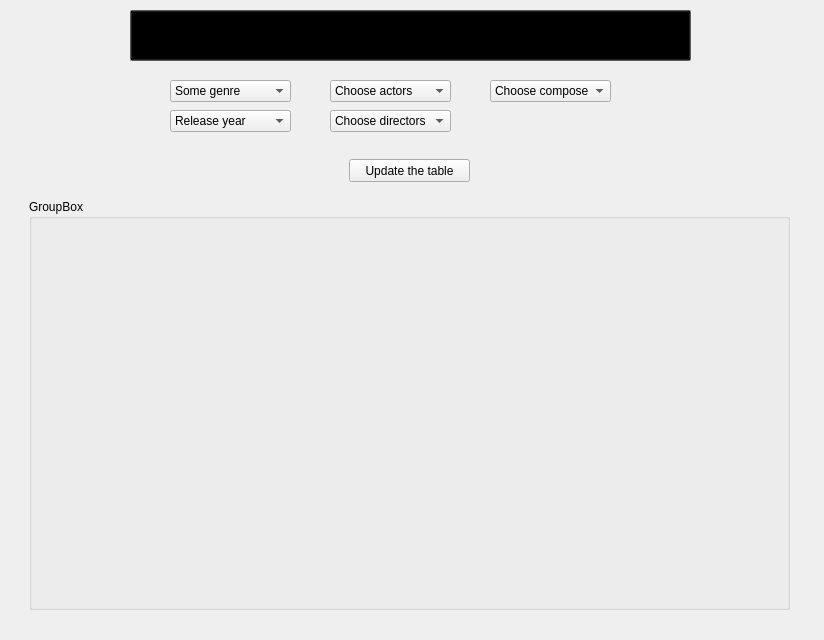
Above: qt/base_window.ui from alexamarki/kinojecture-qt before the change. Below: the same form after it.
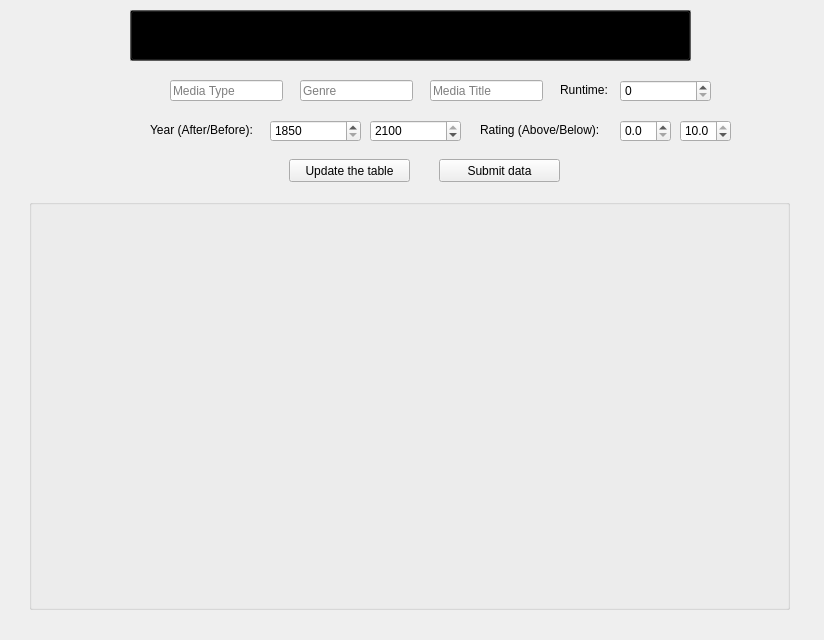
That is the form after the change. The open tabs and pages were chosen to show the change. Custom widgets are drawn as their Qt base class.

```diff
--- a/qt/base_window.ui
+++ b/qt/base_window.ui
@@ -552,106 +552,6 @@
     </widget>
    </widget>
    <widget class="QWidget" name="Movies">
-    <widget class="QComboBox" name="choose_genre">
-     <property name="geometry">
-      <rect>
-       <x>150</x>
-       <y>10</y>
-       <width>121</width>
-       <height>22</height>
-      </rect>
-     </property>
-     <item>
-      <property name="text">
-       <string>Some genre</string>
-      </property>
-     </item>
-     <item>
-      <property name="text">
-       <string>Other genre</string>
-      </property>
-     </item>
-    </widget>
-    <widget class="QComboBox" name="choose_year">
-     <property name="geometry">
-      <rect>
-       <x>150</x>
-       <y>40</y>
-       <width>121</width>
-       <height>22</height>
-      </rect>
-     </property>
-     <item>
-      <property name="text">
-       <string>Release year</string>
-      </property>
-     </item>
-     <item>
-      <property name="text">
-       <string>Year1</string>
-      </property>
-     </item>
-    </widget>
-    <widget class="QComboBox" name="choose_actors">
-     <property name="geometry">
-      <rect>
-       <x>310</x>
-       <y>10</y>
-       <width>121</width>
-       <height>22</height>
-      </rect>
-     </property>
-     <item>
-      <property name="text">
-       <string>Choose actors</string>
-      </property>
-     </item>
-     <item>
-      <property name="text">
-       <string>actor1</string>
-      </property>
-     </item>
-    </widget>
-    <widget class="QComboBox" name="choose_directors">
-     <property name="geometry">
-      <rect>
-       <x>310</x>
-       <y>40</y>
-       <width>121</width>
-       <height>22</height>
-      </rect>
-     </property>
-     <item>
-      <property name="text">
-       <string>Choose directors</string>
-      </property>
-     </item>
-     <item>
-      <property name="text">
-       <string>director1</string>
-      </property>
-     </item>
-    </widget>
-    <widget class="QComboBox" name="choose_composers">
-     <property name="geometry">
-      <rect>
-       <x>470</x>
-       <y>10</y>
-       <width>121</width>
-       <height>22</height>
-      </rect>
-     </property>
-     <item>
-      <property name="text">
-       <string>Choose composers</string>
-      </property>
-     </item>
-     <item>
-      <property name="text">
-       <string>composer1</string>
-      </property>
-     </item>
-    </widget>
     <widget class="QStackedWidget" name="tableMovies">
      <property name="geometry">
       <rect>
@@ -680,7 +580,7 @@
       <widget class="QPushButton" name="update_movies_button">
        <property name="geometry">
         <rect>
-         <x>330</x>
+         <x>270</x>
          <y>10</y>
          <width>121</width>
          <height>23</height>
@@ -700,13 +600,13 @@
         </rect>
        </property>
        <property name="title">
-        <string>GroupBox</string>
+        <string/>
        </property>
        <widget class="QWidget" name="verticalLayoutWidget">
         <property name="geometry">
          <rect>
           <x>0</x>
-          <y>10</y>
+          <y>0</y>
           <width>761</width>
           <height>401</height>
          </rect>
@@ -714,8 +614,191 @@
         <layout class="QVBoxLayout" name="verticalLayout"/>
        </widget>
       </widget>
+      <widget class="QPushButton" name="submit_data_button">
+       <property name="geometry">
+        <rect>
+         <x>420</x>
+         <y>10</y>
+         <width>121</width>
+         <height>23</height>
+        </rect>
+       </property>
+       <property name="text">
+        <string>Submit data</string>
+       </property>
+      </widget>
      </widget>
     </widget>
+    <widget class="QLineEdit" name="choose_media_type">
+     <property name="geometry">
+      <rect>
+       <x>150</x>
+       <y>10</y>
+       <width>113</width>
+       <height>21</height>
+      </rect>
+     </property>
+     <property name="inputMask">
+      <string/>
+     </property>
+     <property name="placeholderText">
+      <string>Media Type</string>
+     </property>
+    </widget>
+    <widget class="QLineEdit" name="choose_genre">
+     <property name="geometry">
+      <rect>
+       <x>280</x>
+       <y>10</y>
+       <width>113</width>
+       <height>21</height>
+      </rect>
+     </property>
+     <property name="placeholderText">
+      <string>Genre</string>
+     </property>
+    </widget>
+    <widget class="QLineEdit" name="choose_title">
+     <property name="geometry">
+      <rect>
+       <x>410</x>
+       <y>10</y>
+       <width>113</width>
+       <height>21</height>
+      </rect>
+     </property>
+     <property name="placeholderText">
+      <string>Media Title</string>
+     </property>
+    </widget>
+    <widget class="QSpinBox" name="choose_year_after">
+     <property name="geometry">
+      <rect>
+       <x>250</x>
+       <y>50</y>
+       <width>91</width>
+       <height>22</height>
+      </rect>
+     </property>
+     <property name="minimum">
+      <number>1850</number>
+     </property>
+     <property name="maximum">
+      <number>2100</number>
+     </property>
+     <property name="value">
+      <number>1850</number>
+     </property>
+    </widget>
+    <widget class="QSpinBox" name="choose_year_before">
+     <property name="geometry">
+      <rect>
+       <x>350</x>
+       <y>50</y>
+       <width>91</width>
+       <height>22</height>
+      </rect>
+     </property>
+     <property name="minimum">
+      <number>1850</number>
+     </property>
+     <property name="maximum">
+      <number>2100</number>
+     </property>
+     <property name="value">
+      <number>2100</number>
+     </property>
+    </widget>
+    <widget class="QSpinBox" name="choose_runtime">
+     <property name="geometry">
+      <rect>
+       <x>600</x>
+       <y>10</y>
+       <width>91</width>
+       <height>22</height>
+      </rect>
+     </property>
+    </widget>
+    <widget class="QDoubleSpinBox" name="choose_rating_above">
+     <property name="geometry">
+      <rect>
+       <x>600</x>
+       <y>50</y>
+       <width>51</width>
+       <height>22</height>
+      </rect>
+     </property>
+     <property name="decimals">
+      <number>1</number>
+     </property>
+     <property name="maximum">
+      <double>10.000000000000000</double>
+     </property>
+     <property name="singleStep">
+      <double>0.100000000000000</double>
+     </property>
+    </widget>
+    <widget class="QLabel" name="label">
+     <property name="geometry">
+      <rect>
+       <x>540</x>
+       <y>10</y>
+       <width>58</width>
+       <height>20</height>
+      </rect>
+     </property>
+     <property name="text">
+      <string>Runtime:</string>
+     </property>
+    </widget>
+    <widget class="QLabel" name="label_2">
+     <property name="geometry">
+      <rect>
+       <x>130</x>
+       <y>50</y>
+       <width>121</width>
+       <height>20</height>
+      </rect>
+     </property>
+     <property name="text">
+      <string>Year (After/Before):</string>
+     </property>
+    </widget>
+    <widget class="QLabel" name="label_3">
+     <property name="geometry">
+      <rect>
+       <x>460</x>
+       <y>50</y>
+       <width>131</width>
+       <height>20</height>
+      </rect>
+     </property>
+     <property name="text">
+      <string>Rating (Above/Below):</string>
+     </property>
+    </widget>
+    <widget class="QDoubleSpinBox" name="choose_rating_below">
+     <property name="geometry">
+      <rect>
+       <x>660</x>
+       <y>50</y>
+       <width>51</width>
+       <height>22</height>
+      </rect>
+     </property>
+     <property name="decimals">
+      <number>1</number>
+     </property>
+     <property name="maximum">
+      <double>10.000000000000000</double>
+     </property>
+     <property name="singleStep">
+      <double>0.100000000000000</double>
+     </property>
+     <property name="value">
+      <double>10.000000000000000</double>
+     </property>
+    </widget>
    </widget>
    <widget class="QWidget" name="Directors">
     <widget class="QStackedWidget" name="tableDirectors">
```
Left out of the diff: 45 changed lines with no effect on the pictures.
